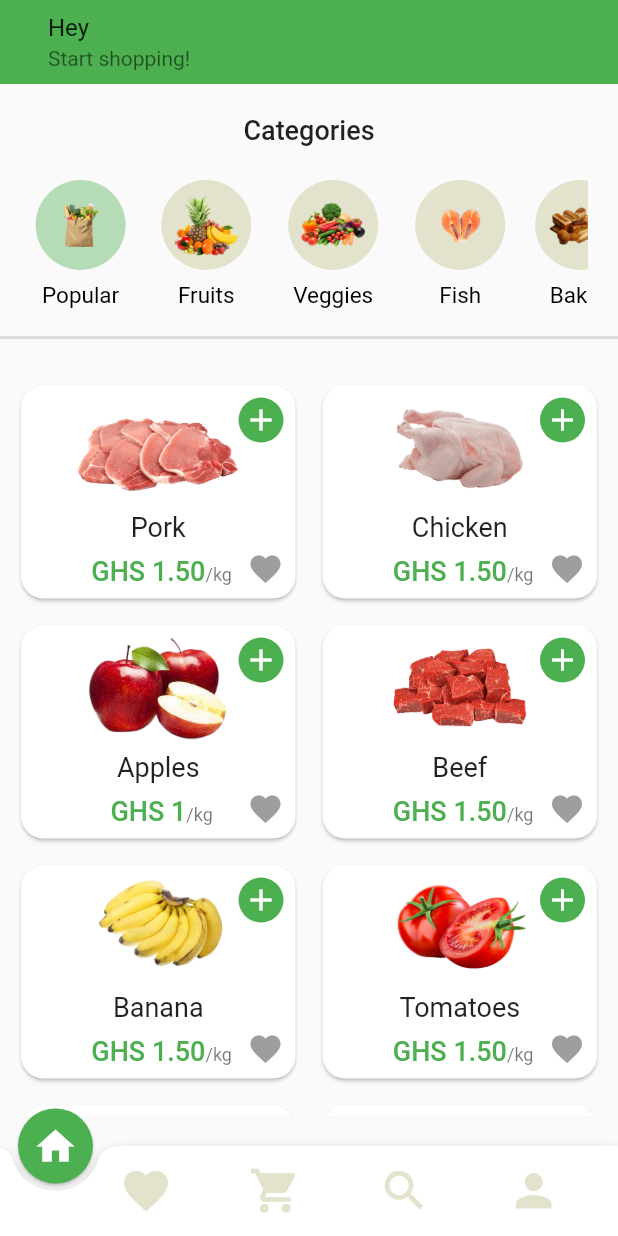
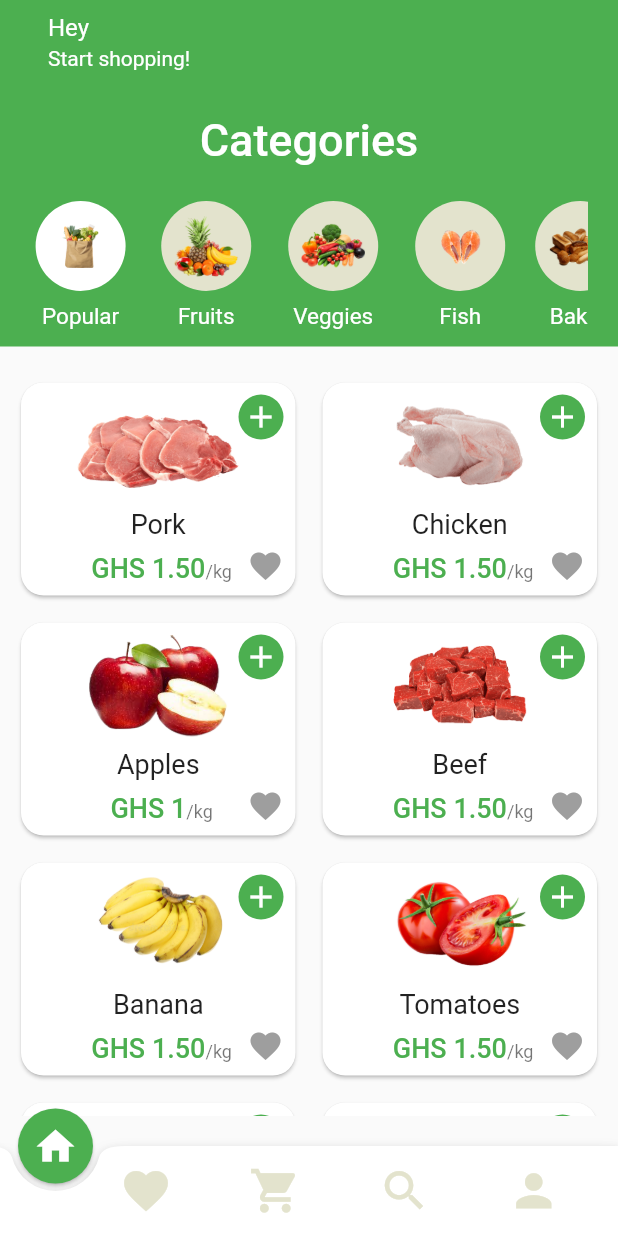
Before and after one commit to JojoDom/E-commerce-App, a Flutter app: the screen it shows after launch, on a phone screen of 412 x 824 dp. Run offline on Flutter 3.47's test engine with Material 2 defaults, Android fonts, the phone set to English and light mode, and no system bars; our stand-ins replace cached_network_image, carousel_slider, firebase_core, firebase_messaging, flutter_local_notifications, get and 2 more; accounts and stored records are empty.

```diff
--- a/groceries/lib/screens/home/home.dart
+++ b/groceries/lib/screens/home/home.dart
@@ -45,20 +45,24 @@ class _HomeState extends State<Home> {
       child: Scaffold(
           appBar: AppBar(
             title: const ListTile(
-              title: Text('Hey'),
-              subtitle: Text('Start shopping!'),
+              title: Text('Hey', style: TextStyle(color: Colors.white),),
+              subtitle: Text('Start shopping!',style: TextStyle(color: Colors.white),),
             ),
             backgroundColor: Colors.green,
             elevation: 0,
           ),
           body: Column(
             children: [
+              Container(
+                color: Colors.green,
+                child: Column(
+                  children: [
                     const Padding(
                       padding: EdgeInsets.symmetric(horizontal: 20, vertical: 20),
                       child: Text(
                         'Categories',
                         textScaleFactor: 1.0,
-                  style: TextStyle(fontSize: 18, fontWeight: FontWeight.w500),
+                        style: TextStyle(fontSize: 30, fontWeight: FontWeight.w500, color: Colors.white),
                       ),
                     ),
                      Container(
@@ -75,7 +79,10 @@ class _HomeState extends State<Home> {
                           const SizedBox(width: 20)),
                       itemCount: categories.length),
                 ),
-             const Divider(thickness: 2,),
+                  ],
+                ),
+              ),
+
 
               Obx(() =>  Expanded(
               child: categoryController.category.value == 'Popular'?
--- a/groceries/lib/screens/home/local_widgets/categories_widget.dart
+++ b/groceries/lib/screens/home/local_widgets/categories_widget.dart
@@ -27,7 +27,7 @@ class CategoriesWidget extends StatelessWidget {
           children: [
             Obx(() =>
              CircleAvatar(
-                  backgroundColor:  categoryKey== categoryController.category.value?  const Color.fromARGB(255, 182, 219, 183): const Color(0xFFE3E3CD),
+                  backgroundColor:  categoryKey== categoryController.category.value?   Colors.white: const Color(0xFFE3E3CD),
                   radius: 30,
                   child: Padding(
                     padding: const EdgeInsets.all(8.0),
@@ -41,7 +41,7 @@ class CategoriesWidget extends StatelessWidget {
                 style: Theme.of(context).textTheme.bodySmall!.copyWith(
                     fontWeight: FontWeight.w400,
                     fontSize: 15,
-                    color: Colors.black),
+                    color: Colors.white),
               ),
             )
           ]),
```
Also changed, not shown: groceries/lib/screens/details/description.dart (added, +17 -0 lines), groceries/lib/screens/details/details.dart (added, +71 -0 lines), groceries/lib/screens/details/product_title_with_image.dart (added, +20 -0 lines), groceries/lib/screens/details/quantity_and_price.dart (added, +13 -0 lines). Lines whose indentation alone changed are shown as unchanged.
